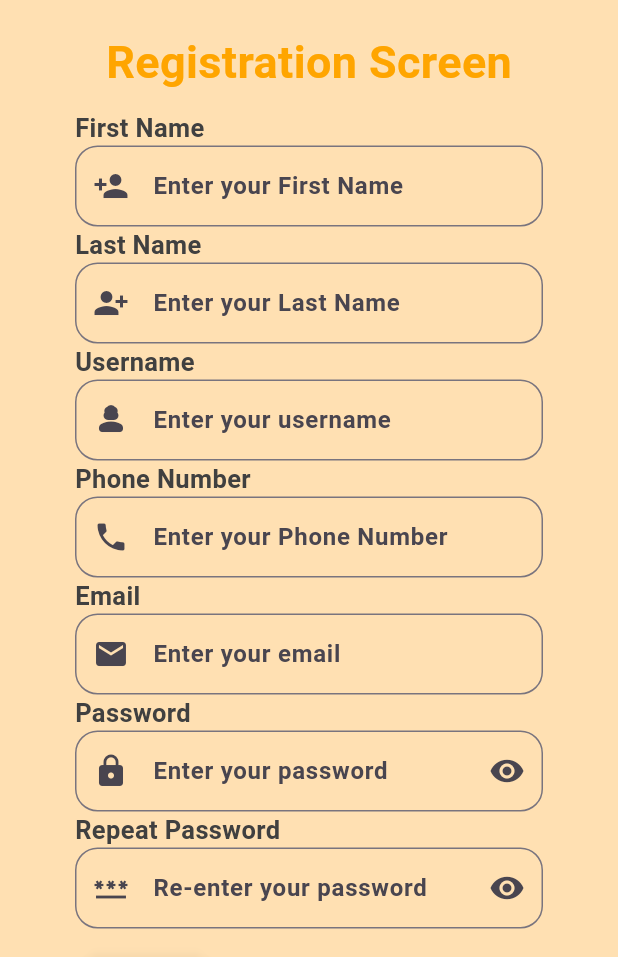
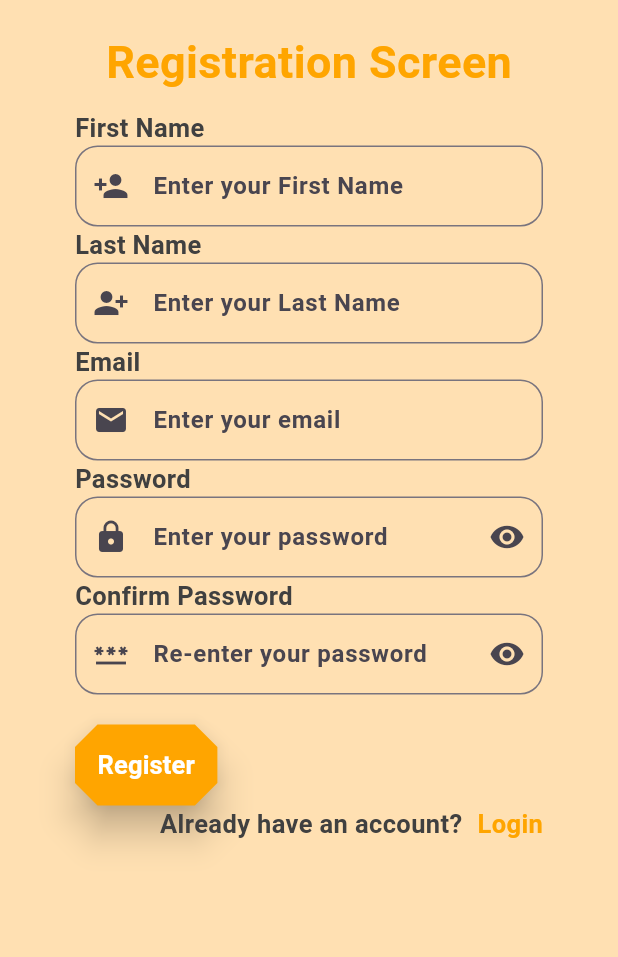
Before and after one commit to Raysika/todo_list_app, a Flutter app: the RegistrationScreen screen opened by its route, on a phone screen of 412 x 824 dp, the part 279-1236 px from its top. Run offline on Flutter 3.47's test engine with Material 3 defaults, Android fonts, the phone set to English and light mode, and no system bars; our stand-ins replace get.

Commit message:
Removed and editted some of my TextEditingControllers

```diff
--- a/lib/views/login.dart
+++ b/lib/views/login.dart
@@ -11,7 +11,7 @@ class Login extends StatelessWidget {
 
   @override
   Widget build(BuildContext context) {
-    TextEditingController userNameController = TextEditingController();
+    TextEditingController emailController = TextEditingController();
     TextEditingController passwordController = TextEditingController();
 
     return Scaffold(
@@ -64,9 +64,9 @@ class Login extends StatelessWidget {
                   ),
                   const customtitleText(label: "Username"),
                   customTextField(
-                    userFieldController: userNameController,
+                    userFieldController: emailController,
                     icon: Icons.person,
-                    hint: "Username or Email or Phone Number",
+                    hint: "Your E-mail",
                   ),
                   const customtitleText(label: "Password"),
                   customTextField(
--- a/lib/views/registration.dart
+++ b/lib/views/registration.dart
@@ -13,8 +13,6 @@ class RegistrationScreen extends StatelessWidget {
   Widget build(BuildContext context) {
     TextEditingController firstnameController = TextEditingController();
     TextEditingController lastnameController = TextEditingController();
-    TextEditingController phonenumberController = TextEditingController();
-    TextEditingController usernameController = TextEditingController();
     TextEditingController emailController = TextEditingController();
     TextEditingController passwordController = TextEditingController();
     TextEditingController repasswordController = TextEditingController();
@@ -68,18 +66,6 @@ class RegistrationScreen extends StatelessWidget {
                 icon: Icons.person_add_alt_1,
                 hint: "Enter your Last Name",
               ),
-              const customtitleText(label: "Username"),
-              customTextField(
-                userFieldController: usernameController,
-                icon: Icons.person_3_rounded,
-                hint: "Enter your username",
-              ),
-              const customtitleText(label: "Phone Number"),
-              customTextField(
-                userFieldController: phonenumberController,
-                icon: Icons.phone,
-                hint: "Enter your Phone Number",
-              ),
               const customtitleText(label: "Email"),
               customTextField(
                 userFieldController: emailController,
@@ -94,7 +80,7 @@ class RegistrationScreen extends StatelessWidget {
                 isPassword: true,
                 hint: "Enter your password",
               ),
-              const customtitleText(label: "Repeat Password"),
+              const customtitleText(label: "Confirm Password"),
               customTextField(
                 userFieldController: repasswordController,
                 icon: Icons.password,
```
